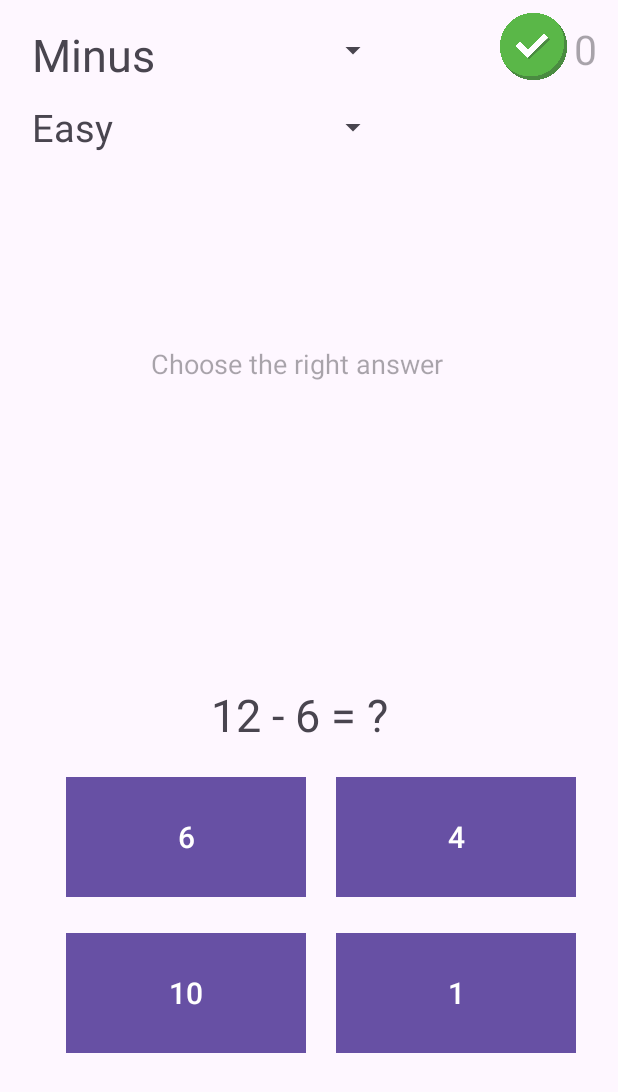
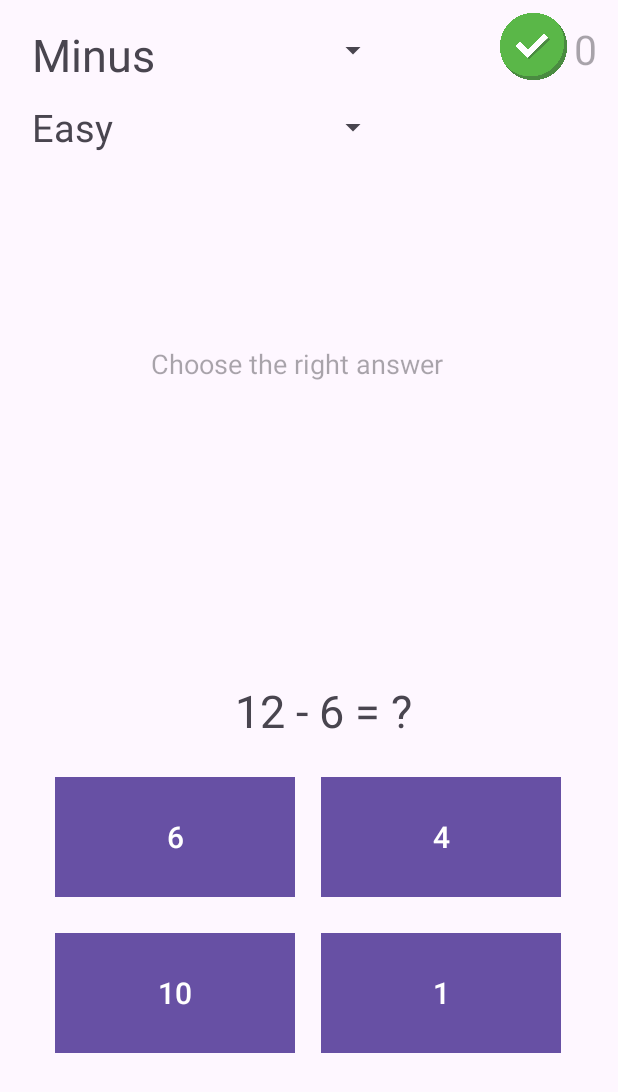
Before and after one commit to alvinjhson/MathApp, an Android app: the screen it shows after launch (MainActivity), on a phone screen of 412 x 824 dp. Shown: the top 1092 px of the screen. Run offline under Robolectric (Android 15) with nearby library versions, the phone set to English and light mode, and no system bars.

Commit message:
Fixed buttons

```diff
--- a/app/src/main/java/com/example/simplemathapp/MainActivity.kt
+++ b/app/src/main/java/com/example/simplemathapp/MainActivity.kt
@@ -79,7 +79,6 @@ class MainActivity : AppCompatActivity() {
                 if (math[p2] == math[0]){
                     setNewQuestionMinus()
                     mathPosistion = 0
-
                 }
                 else if (math[p2] == math[1]){
                     setNewQuestionAddition()
--- a/app/src/main/res/layout/activity_main.xml
+++ b/app/src/main/res/layout/activity_main.xml
@@ -14,10 +14,10 @@
         android:textSize="30dp"
         app:layout_constraintBottom_toBottomOf="parent"
         app:layout_constraintEnd_toEndOf="parent"
-        app:layout_constraintHorizontal_bias="0.717"
+        app:layout_constraintHorizontal_bias="0.8"
         app:layout_constraintStart_toStartOf="parent"
         app:layout_constraintTop_toTopOf="parent"
-        app:layout_constraintVertical_bias="0.584" />
+        app:layout_constraintVertical_bias="0.581" />
 
     <TextView
         android:id="@+id/rigthAnswers"
@@ -73,7 +73,8 @@
         android:id="@+id/anw_bt1"
         android:layout_width="160dp"
         android:layout_height="80dp"
-        android:layout_marginStart="17dp"
+        android:layout_marginStart="10dp"
+        android:layout_marginEnd="10dp"
         android:background="@drawable/rectangle_background"
         android:text="Button"
         android:textColor="#FFFFFF"
@@ -89,7 +90,8 @@
         android:id="@+id/anw_bt2"
         android:layout_width="160dp"
         android:layout_height="80dp"
-        android:layout_marginStart="17dp"
+        android:layout_marginStart="10dp"
+        android:layout_marginEnd="10dp"
         android:background="@drawable/rectangle_background"
         android:text="Button"
         android:textColor="#FFFFFF"
@@ -105,7 +107,8 @@
         android:id="@+id/anw_bt3"
         android:layout_width="160dp"
         android:layout_height="80dp"
-        android:layout_marginStart="17dp"
+        android:layout_marginStart="10dp"
+        android:layout_marginEnd="10dp"
         android:background="@drawable/rectangle_background"
         android:text="Button"
         android:textColor="#FFFFFF"
@@ -121,7 +124,8 @@
         android:id="@+id/anw_bt4"
         android:layout_width="160dp"
         android:layout_height="80dp"
-        android:layout_marginStart="17dp"
+        android:layout_marginStart="10dp"
+        android:layout_marginEnd="10dp"
         android:background="@drawable/rectangle_background"
         android:text="Button"
         android:textColor="#FFFFFF"
```
